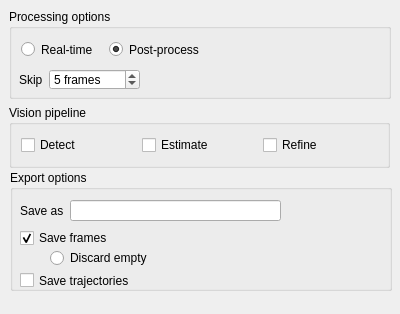
First picture: the form in jansenlib/QVision/QVisionWidget.ui, repository davidgrier/pyfab, before the edit.
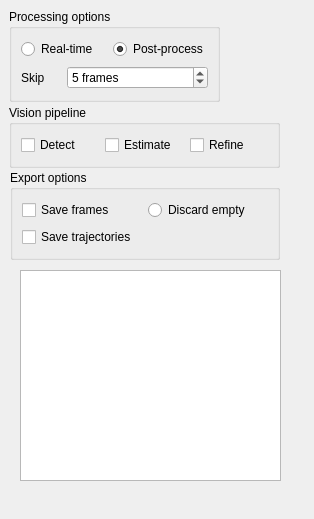
Second picture: the form after the edit. Custom widgets are drawn as their Qt base class.

Commit message: More jansen debugging. PlotWidget added. Some QVision properties.

Diff of the .ui file:
```diff
--- a/jansenlib/QVision/QVisionWidget.ui
+++ b/jansenlib/QVision/QVisionWidget.ui
@@ -6,8 +6,8 @@
    <rect>
     <x>0</x>
     <y>0</y>
-    <width>400</width>
-    <height>314</height>
+    <width>314</width>
+    <height>519</height>
    </rect>
   </property>
   <property name="windowTitle">
@@ -18,88 +18,49 @@
     <rect>
      <x>10</x>
      <y>170</y>
-     <width>382</width>
-     <height>121</height>
+     <width>270</width>
+     <height>90</height>
     </rect>
    </property>
    <property name="title">
     <string>Export options</string>
    </property>
+   <layout class="QGridLayout" name="gridLayout_2">
+    <item row="0" column="0">
    <widget class="QCheckBox" name="checkFrames">
-    <property name="geometry">
-     <rect>
-      <x>10</x>
-      <y>60</y>
-      <width>271</width>
-      <height>16</height>
-     </rect>
-    </property>
     <property name="text">
      <string>Save frames</string>
     </property>
     <property name="checked">
-     <bool>true</bool>
+       <bool>false</bool>
     </property>
     <property name="tristate">
      <bool>false</bool>
     </property>
    </widget>
-   <widget class="QCheckBox" name="checkTrajectories">
-    <property name="geometry">
-     <rect>
-      <x>10</x>
-      <y>100</y>
-      <width>267</width>
-      <height>21</height>
-     </rect>
-    </property>
-    <property name="text">
-     <string>Save trajectories</string>
-    </property>
-   </widget>
-   <widget class="QLineEdit" name="lineSave">
-    <property name="geometry">
-     <rect>
-      <x>60</x>
-      <y>30</y>
-      <width>211</width>
-      <height>21</height>
-     </rect>
-    </property>
-   </widget>
-   <widget class="QLabel" name="labelSave">
-    <property name="geometry">
-     <rect>
-      <x>10</x>
-      <y>30</y>
-      <width>51</width>
-      <height>21</height>
-     </rect>
-    </property>
-    <property name="text">
-     <string>Save as</string>
-    </property>
-   </widget>
+    </item>
+    <item row="0" column="1">
    <widget class="QRadioButton" name="bdiscard">
-    <property name="geometry">
-     <rect>
-      <x>40</x>
-      <y>80</y>
-      <width>111</width>
-      <height>16</height>
-     </rect>
-    </property>
     <property name="text">
      <string>Discard empty</string>
     </property>
    </widget>
+    </item>
+    <item row="1" column="0">
+     <widget class="QCheckBox" name="checkTrajectories">
+      <property name="text">
+       <string>Save trajectories</string>
+      </property>
+     </widget>
+    </item>
+   </layout>
   </widget>
   <widget class="QGroupBox" name="groupPipeline">
    <property name="geometry">
     <rect>
      <x>9</x>
      <y>105</y>
-     <width>381</width>
+     <width>271</width>
      <height>63</height>
     </rect>
    </property>
@@ -135,48 +96,23 @@
     <rect>
      <x>9</x>
      <y>9</y>
-     <width>382</width>
-     <height>90</height>
+     <width>211</width>
+     <height>93</height>
     </rect>
    </property>
    <property name="title">
     <string>Processing options</string>
    </property>
-   <widget class="QLabel" name="label">
-    <property name="geometry">
-     <rect>
-      <x>10</x>
-      <y>60</y>
-      <width>31</width>
-      <height>21</height>
-     </rect>
-    </property>
-    <property name="text">
-     <string>Skip</string>
-    </property>
-   </widget>
+   <layout class="QGridLayout" name="gridLayout">
+    <item row="0" column="0" colspan="2">
    <widget class="QRadioButton" name="bpost">
-    <property name="geometry">
-     <rect>
-      <x>12</x>
-      <y>30</y>
-      <width>83</width>
-      <height>21</height>
-     </rect>
-    </property>
     <property name="text">
      <string>Real-time</string>
     </property>
    </widget>
+    </item>
+    <item row="0" column="2">
    <widget class="QRadioButton" name="breal">
-    <property name="geometry">
-     <rect>
-      <x>100</x>
-      <y>30</y>
-      <width>102</width>
-      <height>21</height>
-     </rect>
-    </property>
     <property name="text">
      <string>Post-process</string>
     </property>
@@ -184,15 +120,16 @@
      <bool>true</bool>
     </property>
    </widget>
+    </item>
+    <item row="1" column="0">
+     <widget class="QLabel" name="label">
+      <property name="text">
+       <string>Skip</string>
+      </property>
+     </widget>
+    </item>
+    <item row="1" column="1" colspan="2">
    <widget class="QSpinBox" name="skipBox">
-    <property name="geometry">
-     <rect>
-      <x>40</x>
-      <y>60</y>
-      <width>91</width>
-      <height>21</height>
-     </rect>
-    </property>
     <property name="suffix">
      <string> frames</string>
     </property>
@@ -206,8 +143,27 @@
      <number>5</number>
     </property>
    </widget>
+    </item>
+   </layout>
   </widget>
- </widget>
+  <widget class="PlotWidget" name="plot">
+   <property name="geometry">
+    <rect>
+     <x>20</x>
+     <y>270</y>
+     <width>261</width>
+     <height>211</height>
+    </rect>
+   </property>
+  </widget>
+ </widget>
+ <customwidgets>
+  <customwidget>
+   <class>PlotWidget</class>
+   <extends>QGraphicsView</extends>
+   <header>pyqtgraph</header>
+  </customwidget>
+ </customwidgets>
  <resources/>
  <connections/>
 </ui>
```
Lines whose indentation alone changed are shown as unchanged. The commit also changes 5 other files.
